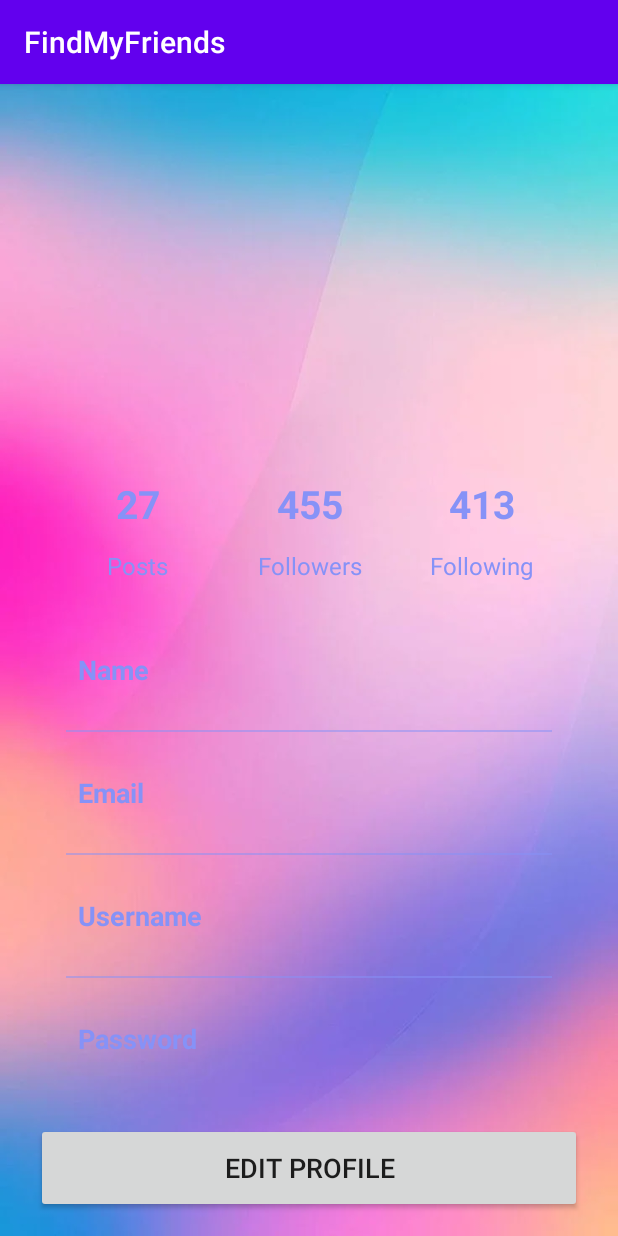
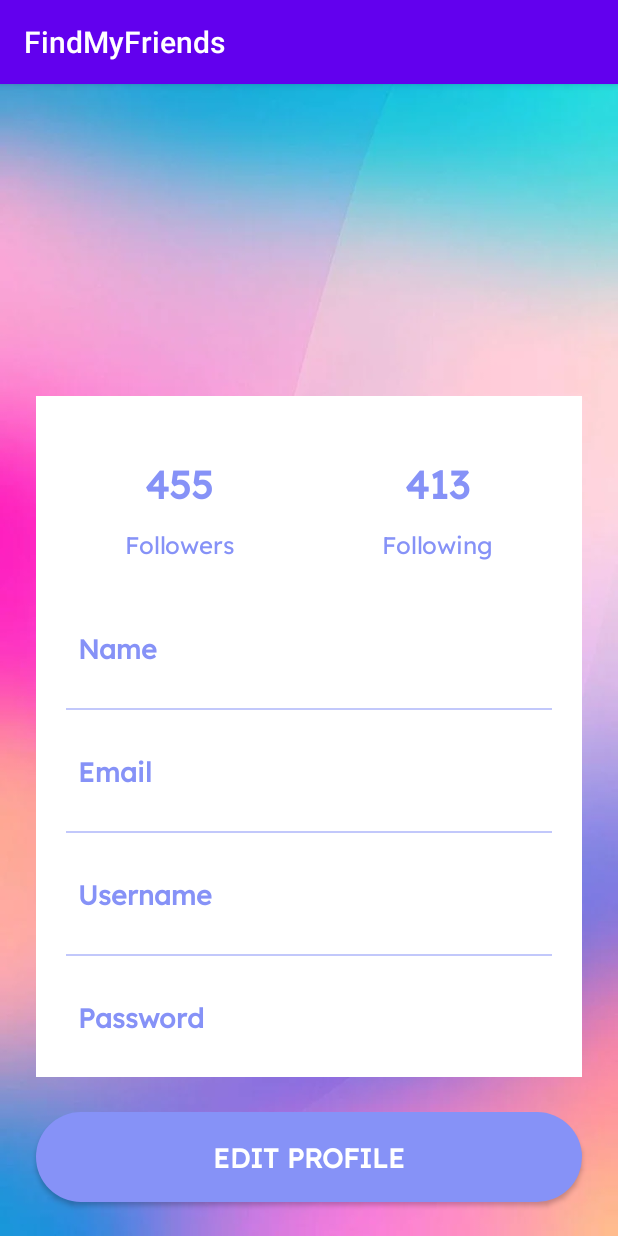
Before and after one commit to Clara2605/FindMyFriends_Prezentarea2, an Android app: the ProfileActivity screen opened directly, with no data from a screen before it, on a phone screen of 412 x 824 dp. Run offline under Robolectric (Android 15) with nearby library versions, the phone set to English and light mode, and no system bars; our stand-ins replace Firebase (no records; nobody signed in at launch, a user with empty details on screens opened directly).

Commit message:
-add design for login,signup,edit profile,main activities

```diff
--- a/app/src/main/res/drawable/btn_bg.xml
+++ b/app/src/main/res/drawable/btn_bg.xml
@@ -1,5 +1,5 @@
 <?xml version="1.0" encoding="utf-8"?>
 <shape xmlns:android="http://schemas.android.com/apk/res/android">
-    <solid android:color="@color/White"/>
+    <solid android:color="@color/lavender"/>
     <corners android:radius="70dp"/>
 </shape>
--- a/app/src/main/res/drawable/ic_email.xml
+++ b/app/src/main/res/drawable/ic_email.xml
@@ -1,4 +1,4 @@
-<vector android:height="24dp" android:tint="#FFFFFF"
+<vector android:height="24dp" android:tint="#8692f7"
     android:viewportHeight="24" android:viewportWidth="24"
     android:width="24dp" xmlns:android="http://schemas.android.com/apk/res/android">
     <path android:fillColor="@android:color/white" android:pathData="M20,4L4,4c-1.1,0 -1.99,0.9 -1.99,2L2,18c0,1.1 0.9,2 2,2h16c1.1,0 2,-0.9 2,-2L22,6c0,-1.1 -0.9,-2 -2,-2zM20,8l-8,5 -8,-5L4,6l8,5 8,-5v2z"/>
--- a/app/src/main/res/drawable/ic_map.xml
+++ b/app/src/main/res/drawable/ic_map.xml
@@ -1,4 +1,4 @@
-<vector android:height="24dp" android:tint="#FFFFFF"
+<vector android:height="24dp" android:tint="#8692f7"
     android:viewportHeight="24" android:viewportWidth="24"
     android:width="24dp" xmlns:android="http://schemas.android.com/apk/res/android">
     <path android:fillColor="@android:color/white" android:pathData="M20.5,3l-0.16,0.03L15,5.1 9,3 3.36,4.9c-0.21,0.07 -0.36,0.25 -0.36,0.48V20.5c0,0.28 0.22,0.5 0.5,0.5l0.16,-0.03L9,18.9l6,2.1 5.64,-1.9c0.21,-0.07 0.36,-0.25 0.36,-0.48V3.5c0,-0.28 -0.22,-0.5 -0.5,-0.5zM15,19l-6,-2.11V5l6,2.11V19z"/>
--- a/app/src/main/res/drawable/ic_person.xml
+++ b/app/src/main/res/drawable/ic_person.xml
@@ -1,4 +1,4 @@
-<vector android:height="24dp" android:tint="#FFFFFF"
+<vector android:height="24dp" android:tint="#8692f7"
     android:viewportHeight="24" android:viewportWidth="24"
     android:width="24dp" xmlns:android="http://schemas.android.com/apk/res/android">
     <path android:fillColor="@color/White" android:pathData="M12,12c2.21,0 4,-1.79 4,-4s-1.79,-4 -4,-4 -4,1.79 -4,4 1.79,4 4,4zM12,14c-2.67,0 -8,1.34 -8,4v2h16v-2c0,-2.66 -5.33,-4 -8,-4z"/>
--- a/app/src/main/res/drawable/ic_phone.xml
+++ b/app/src/main/res/drawable/ic_phone.xml
@@ -1,4 +1,4 @@
-<vector android:height="24dp" android:tint="#FFFFFF"
+<vector android:height="24dp" android:tint="#8692f7"
     android:viewportHeight="24" android:viewportWidth="24"
     android:width="24dp" xmlns:android="http://schemas.android.com/apk/res/android">
     <path android:fillColor="@color/White" android:pathData="M6.62,10.79c1.44,2.83 3.76,5.14 6.59,6.59l2.2,-2.2c0.27,-0.27 0.67,-0.36 1.02,-0.24 1.12,0.37 2.33,0.57 3.57,0.57 0.55,0 1,0.45 1,1V20c0,0.55 -0.45,1 -1,1 -9.39,0 -17,-7.61 -17,-17 0,-0.55 0.45,-1 1,-1h3.5c0.55,0 1,0.45 1,1 0,1.25 0.2,2.45 0.57,3.57 0.11,0.35 0.03,0.74 -0.25,1.02l-2.2,2.2z"/>
--- a/app/src/main/res/drawable/ic_security.xml
+++ b/app/src/main/res/drawable/ic_security.xml
@@ -1,5 +1,5 @@
-<vector android:height="24dp" android:tint="#FFFFFF"
+<vector android:height="24dp" android:tint="#8692f7"
     android:viewportHeight="24" android:viewportWidth="24"
     android:width="24dp" xmlns:android="http://schemas.android.com/apk/res/android">
-    <path android:fillColor="@color/White" android:pathData="M12,1L3,5v6c0,5.55 3.84,10.74 9,12 5.16,-1.26 9,-6.45 9,-12L21,5l-9,-4zM12,11.99h7c-0.53,4.12 -3.28,7.79 -7,8.94L12,12L5,12L5,6.3l7,-3.11v8.8z"/>
+    <path android:fillColor="@color/lavender" android:pathData="M12,1L3,5v6c0,5.55 3.84,10.74 9,12 5.16,-1.26 9,-6.45 9,-12L21,5l-9,-4zM12,11.99h7c-0.53,4.12 -3.28,7.79 -7,8.94L12,12L5,12L5,6.3l7,-3.11v8.8z"/>
 </vector>
--- a/app/src/main/res/drawable/inut_bg.xml
+++ b/app/src/main/res/drawable/inut_bg.xml
@@ -1,5 +1,5 @@
 <?xml version="1.0" encoding="utf-8"?>
 <shape xmlns:android="http://schemas.android.com/apk/res/android">
-    <stroke android:color="@color/White" android:width="2dp"/>
+    <stroke android:color="@color/lavender" android:width="2dp"/>
     <corners android:radius="70dp"/>
 </shape>
--- a/app/src/main/res/layout/activity_profile.xml
+++ b/app/src/main/res/layout/activity_profile.xml
@@ -1,6 +1,5 @@
 <?xml version="1.0" encoding="utf-8"?>
-<androidx.constraintlayout.widget.ConstraintLayout
-    xmlns:android="http://schemas.android.com/apk/res/android"
+<androidx.constraintlayout.widget.ConstraintLayout xmlns:android="http://schemas.android.com/apk/res/android"
     xmlns:app="http://schemas.android.com/apk/res-auto"
     xmlns:tools="http://schemas.android.com/tools"
     android:layout_width="match_parent"
@@ -8,48 +7,54 @@
     android:background="@drawable/background3"
     tools:context=".ProfileActivity">
 
+
     <ImageView
+        android:id="@+id/profileImg"
         android:layout_width="100dp"
         android:layout_height="100dp"
-        android:id="@+id/profileImg"
-        android:layout_marginTop="30dp"
+        android:layout_marginTop="16dp"
         app:layout_constraintEnd_toEndOf="parent"
+        app:layout_constraintHorizontal_bias="0.498"
         app:layout_constraintStart_toStartOf="parent"
-        app:layout_constraintTop_toTopOf="parent"/>
+        app:layout_constraintTop_toTopOf="parent" />
 
     <TextView
+        android:id="@+id/titleName"
         android:layout_width="wrap_content"
         android:layout_height="wrap_content"
-        android:id="@+id/titleName"
         android:layout_marginTop="10dp"
+        android:fontFamily="@font/lexend"
         android:text="Name"
         android:textColor="@color/white"
         android:textSize="20sp"
         android:textStyle="bold"
         app:layout_constraintEnd_toEndOf="@id/profileImg"
         app:layout_constraintStart_toStartOf="@id/profileImg"
-        app:layout_constraintTop_toBottomOf="@id/profileImg"/>
+        app:layout_constraintTop_toBottomOf="@id/profileImg" />
 
     <TextView
+        android:id="@+id/titleUsername"
         android:layout_width="wrap_content"
         android:layout_height="wrap_content"
-        android:id="@+id/titleUsername"
+        android:fontFamily="@font/lexend"
         android:text="username"
         android:textColor="@color/white"
         android:textSize="18sp"
         app:layout_constraintEnd_toEndOf="@id/titleName"
         app:layout_constraintStart_toStartOf="@id/titleName"
-        app:layout_constraintTop_toBottomOf="@id/titleName"/>
+        app:layout_constraintTop_toBottomOf="@id/titleName" />
 
     <LinearLayout
+        android:id="@+id/linearLayout"
         android:layout_width="match_parent"
         android:layout_height="wrap_content"
-        android:id="@+id/linearLayout"
+        android:layout_marginStart="24dp"
+        android:layout_marginTop="30dp"
+        android:layout_marginEnd="24dp"
+        android:background="@color/white"
+        android:fontFamily="@font/lexend"
         android:orientation="vertical"
         android:padding="10dp"
-        android:layout_marginStart="24dp"
-        android:layout_marginEnd="24dp"
-        android:layout_marginTop="30dp"
         app:layout_constraintEnd_toEndOf="parent"
         app:layout_constraintStart_toStartOf="parent"
         app:layout_constraintTop_toBottomOf="@id/titleUsername">
@@ -65,28 +70,31 @@
                 android:layout_margin="10dp"
                 android:layout_weight="1"
                 android:elevation="5dp"
-                android:padding="8dp"
-                android:orientation="vertical">
+                android:fontFamily="@font/lexend"
+                android:orientation="vertical"
+                android:padding="8dp">
 
                 <TextView
-                    android:layout_width="80dp"
+                    android:id="@+id/followersNo"
+                    android:layout_width="match_parent"
                     android:layout_height="60dp"
-                    android:id="@+id/postsNumber"
-                    android:text="27"
-                    android:gravity="center"
+                    android:fontFamily="@font/lexend"
+                    android:gravity="center|center_horizontal|center_vertical"
+                    android:text="455"
                     android:textAlignment="center"
                     android:textColor="@color/lavender"
                     android:textSize="26sp"
-                    android:textStyle="bold"/>
+                    android:textStyle="bold" />
 
                 <TextView
+                    android:id="@+id/followers"
                     android:layout_width="match_parent"
                     android:layout_height="wrap_content"
-                    android:id="@+id/posts"
-                    android:text="Posts"
+                    android:fontFamily="@font/lexend"
+                    android:text="Followers"
                     android:textAlignment="center"
                     android:textColor="@color/lavender"
-                    android:textSize="16sp"/>
+                    android:textSize="16sp" />
 
             </LinearLayout>
 
@@ -96,59 +104,31 @@
                 android:layout_margin="10dp"
                 android:layout_weight="1"
                 android:elevation="5dp"
-                android:padding="8dp"
-                android:orientation="vertical">
+                android:fontFamily="@font/lexend"
+                android:orientation="vertical"
+                android:padding="8dp">
 
                 <TextView
-                    android:layout_width="80dp"
+                    android:id="@+id/followingNo"
+                    android:layout_width="match_parent"
                     android:layout_height="60dp"
-                    android:id="@+id/followersNo"
-                    android:text="455"
-                    android:gravity="center"
+                    android:fontFamily="@font/lexend"
+                    android:gravity="center|center_horizontal"
+                    android:text="413"
                     android:textAlignment="center"
                     android:textColor="@color/lavender"
                     android:textSize="26sp"
-                    android:textStyle="bold"/>
+                    android:textStyle="bold" />
 
                 <TextView
+                    android:id="@+id/following"
                     android:layout_width="match_parent"
                     android:layout_height="wrap_content"
-                    android:id="@+id/followers"
-                    android:text="Followers"
-                    android:textAlignment="center"
-                    android:textColor="@color/lavender"
-                    android:textSize="16sp"/>
-
-            </LinearLayout>
-
-            <LinearLayout
-                android:layout_width="wrap_content"
-                android:layout_height="wrap_content"
-                android:layout_margin="10dp"
-                android:layout_weight="1"
-                android:elevation="5dp"
-                android:padding="8dp"
-                android:orientation="vertical">
-
-                <TextView
-                    android:layout_width="80dp"
-                    android:layout_height="60dp"
-                    android:id="@+id/followingNo"
-                    android:text="413"
-                    android:gravity="center"
-                    android:textAlignment="center"
-                    android:textColor="@color/lavender"
-                    android:textSize="26sp"
-                    android:textStyle="bold"/>
-
-                <TextView
-                    android:layout_width="match_parent"
-                    android:layout_height="wrap_content"
-                    android:id="@+id/following"
+                    android:fontFamily="@font/lexend"
                     android:text="Following"
                     android:textAlignment="center"
                     android:textColor="@color/lavender"
-                    android:textSize="16sp"/>
+                    android:textSize="16sp" />
 
             </LinearLayout>
 
@@ -157,31 +137,34 @@
         <LinearLayout
             android:layout_width="match_parent"
             android:layout_height="match_parent"
-            android:padding="8dp"
             android:layout_marginLeft="10dp"
+            android:layout_marginTop="20dp"
             android:layout_marginRight="10dp"
             android:layout_marginBottom="10dp"
-            android:layout_marginTop="20dp"
-            android:orientation="horizontal">
+            android:fontFamily="@font/lexend"
+            android:orientation="horizontal"
+            android:padding="8dp">
 
             <TextView
+                android:id="@+id/name"
                 android:layout_width="wrap_content"
                 android:layout_height="wrap_content"
-                android:id="@+id/name"
                 android:layout_weight="1"
+                android:fontFamily="@font/lexend"
                 android:text="Name"
-                android:textStyle="bold"
                 android:textColor="@color/lavender"
-                android:textSize="18sp"/>
+                android:textSize="18sp"
+                android:textStyle="bold" />
 
             <TextView
+                android:id="@+id/profileName"
                 android:layout_width="wrap_content"
                 android:layout_height="wrap_content"
-                android:id="@+id/profileName"
+                android:layout_weight="1"
+                android:fontFamily="@font/lexend"
                 android:text="name"
-                android:layout_weight="1"
                 android:textAlignment="viewEnd"
-                android:textSize="18sp"/>
+                android:textSize="18sp" />
 
         </LinearLayout>
 
@@ -190,33 +173,37 @@
             android:layout_height="1dp"
             android:layout_margin="10dp"
             android:alpha="0.5"
-            android:background="@color/lavender"/>
+            android:background="@color/lavender"
+            android:fontFamily="@font/lexend" />
 
         <LinearLayout
             android:layout_width="match_parent"
             android:layout_height="match_parent"
             android:layout_margin="10dp"
-            android:padding="8dp"
-            android:orientation="horizontal">
+            android:fontFamily="@font/lexend"
+            android:orientation="horizontal"
+            android:padding="8dp">
 
             <TextView
+                android:id="@+id/email"
                 android:layout_width="wrap_content"
                 android:layout_height="wrap_content"
-                android:id="@+id/email"
                 android:layout_weight="1"
+                android:fontFamily="@font/lexend"
                 android:text="Email"
-                android:textStyle="bold"
                 android:textColor="@color/lavender"
-                android:textSize="18sp"/>
+                android:textSize="18sp"
+                android:textStyle="bold" />
 
             <TextView
+                android:id="@+id/profileEmail"
                 android:layout_width="wrap_content"
                 android:layout_height="wrap_content"
-                android:id="@+id/profileEmail"
+                android:layout_weight="1"
+                android:fontFamily="@font/lexend"
                 android:text="email"
-                android:layout_weight="1"
                 android:textAlignment="viewEnd"
-                android:textSize="18sp"/>
+                android:textSize="18sp" />
 
         </LinearLayout>
 
@@ -225,33 +212,35 @@
             android:layout_height="1dp"
             android:layout_margin="10dp"
             android:alpha="0.5"
-            android:background="@color/lavender"/>
+            android:background="@color/lavender" />
 
         <LinearLayout
             android:layout_width="match_parent"
             android:layout_height="match_parent"
             android:layout_margin="10dp"
-            android:padding="8dp"
-            android:orientation="horizontal">
+            android:orientation="horizontal"
+            android:padding="8dp">
 
             <TextView
+                android:id="@+id/username"
                 android:layout_width="wrap_content"
                 android:layout_height="wrap_content"
-                android:id="@+id/username"
                 android:layout_weight="1"
+                android:fontFamily="@font/lexend"
                 android:text="Username"
-                android:textStyle="bold"
                 android:textColor="@color/lavender"
-                android:textSize="18sp"/>
+                android:textSize="18sp"
+                android:textStyle="bold" />
 
             <TextView
+                android:id="@+id/profileUsername"
                 android:layout_width="wrap_content"
                 android:layout_height="wrap_content"
-                android:id="@+id/profileUsername"
+                android:layout_weight="1"
+                android:fontFamily="@font/lexend"
                 android:text="username"
-                android:layout_weight="1"
                 android:textAlignment="viewEnd"
-                android:textSize="18sp"/>
+                android:textSize="18sp" />
 
         </LinearLayout>
 
@@ -260,49 +249,55 @@
             android:layout_height="1dp"
             android:layout_margin="10dp"
             android:alpha="0.5"
-            android:background="@color/lavender"/>
+            android:background="@color/lavender" />
 
         <LinearLayout
             android:layout_width="match_parent"
             android:layout_height="match_parent"
             android:layout_margin="10dp"
-            android:padding="8dp"
-            android:orientation="horizontal">
+            android:orientation="horizontal"
+            android:padding="8dp">
 
             <TextView
+                android:id="@+id/password"
                 android:layout_width="wrap_content"
                 android:layout_height="wrap_content"
-                android:id="@+id/password"
                 android:layout_weight="1"
+                android:fontFamily="@font/lexend"
                 android:text="Password"
-                android:textStyle="bold"
                 android:textColor="@color/lavender"
-                android:textSize="18sp"/>
+                android:textSize="18sp"
+                android:textStyle="bold" />
 
             <TextView
+                android:id="@+id/profilePassword"
                 android:layout_width="wrap_content"
                 android:layout_height="wrap_content"
-                android:id="@+id/profilePassword"
+                android:layout_weight="1"
+                android:fontFamily="@font/lexend"
                 android:text="password"
-                android:layout_weight="1"
                 android:textAlignment="viewEnd"
-                android:textSize="18sp"/>
+                android:textSize="18sp" />
 
         </LinearLayout>
 
     </LinearLayout>
 
     <Button
+        android:id="@+id/editButton"
         android:layout_width="0dp"
         android:layout_height="60dp"
-        android:id="@+id/editButton"
+        android:background="@drawable/btn_bg"
+        android:fontFamily="@font/lexend"
         android:gravity="center"
         android:text="Edit Profile"
+        android:textColor="@color/white"
         android:textSize="18sp"
-        app:cornerRadius = "20dp"
+        android:textStyle="bold"
+        app:cornerRadius="20dp"
         app:layout_constraintBottom_toBottomOf="parent"
         app:layout_constraintEnd_toEndOf="@id/linearLayout"
         app:layout_constraintStart_toStartOf="@id/linearLayout"
-        app:layout_constraintTop_toBottomOf="@id/linearLayout"/>
+        app:layout_constraintTop_toBottomOf="@id/linearLayout" />
 
 </androidx.constraintlayout.widget.ConstraintLayout>
```
Also changed, not shown: app/src/main/res/layout/activity_edit_profile.xml (+25 -4 lines), app/src/main/res/layout/activity_login.xml (+18 -3 lines), app/src/main/res/layout/activity_main.xml (+45 -41 lines), app/src/main/res/layout/activity_signup.xml (+48 -25 lines).
